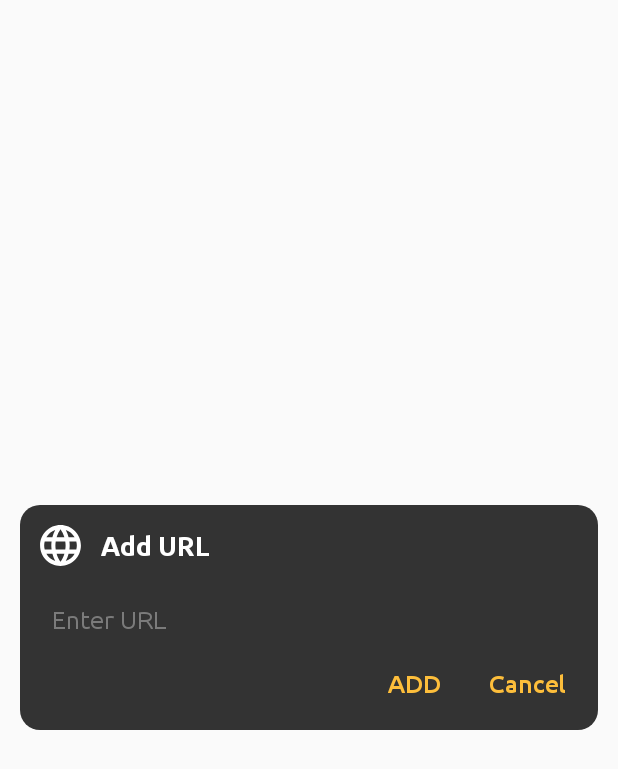
After one commit to Jvitaliy82/MyNotes, an Android app: the layout layout_add_url.xml on its own in the app's theme, with its tools: preview values and no code run, on a phone screen of 412 x 824 dp. The commit adds this screen. Shown: the top 769 px of the screen. Run offline under Robolectric (Android 15) with nearby library versions, the phone set to English and light mode, and no system bars.

Commit message:
add webUrl in Note

```diff
--- /dev/null
+++ b/app/src/main/res/drawable/background_dialog.xml
@@ -0,0 +1,8 @@
+<?xml version="1.0" encoding="utf-8"?>
+<shape xmlns:android="http://schemas.android.com/apk/res/android"
+    android:shape="rectangle">
+
+    <solid android:color="@color/colorDefaultColorNote" />
+    <corners android:radius="@dimen/_10sdp" />
+
+</shape>
--- /dev/null
+++ b/app/src/main/res/layout/layout_add_url.xml
@@ -0,0 +1,92 @@
+<?xml version="1.0" encoding="utf-8"?>
+<androidx.constraintlayout.widget.ConstraintLayout xmlns:android="http://schemas.android.com/apk/res/android"
+    xmlns:app="http://schemas.android.com/apk/res-auto"
+    android:id="@+id/layoutAddUrlContainer"
+    android:layout_width="match_parent"
+    android:layout_height="wrap_content"
+    android:layout_gravity="center"
+    android:layout_margin="@dimen/_10sdp"
+    android:background="@drawable/background_dialog">
+
+    <ImageView
+        android:id="@+id/imageAddUrl"
+        android:layout_width="@dimen/_25sdp"
+        android:layout_height="@dimen/_25sdp"
+        android:layout_marginStart="@dimen/_8sdp"
+        android:layout_marginTop="@dimen/_8sdp"
+        android:contentDescription="@string/app_name"
+        android:src="@drawable/ic_web_link"
+        app:layout_constraintStart_toStartOf="parent"
+        app:layout_constraintTop_toTopOf="parent"
+        app:tint="@color/white" />
+
+    <TextView
+        android:layout_width="0dp"
+        android:layout_height="wrap_content"
+        android:layout_marginStart="@dimen/_8sdp"
+        android:layout_marginEnd="@dimen/_8sdp"
+        android:fontFamily="@font/ubuntu_bold"
+        android:includeFontPadding="false"
+        android:text="@string/add_url"
+        android:textColor="@color/white"
+        android:textSize="@dimen/_14ssp"
+        app:layout_constraintBottom_toBottomOf="@id/imageAddUrl"
+        app:layout_constraintEnd_toEndOf="parent"
+        app:layout_constraintStart_toEndOf="@id/imageAddUrl"
+        app:layout_constraintTop_toTopOf="@id/imageAddUrl" />
+
+    <EditText
+        android:id="@+id/inputUrl"
+        android:layout_width="match_parent"
+        android:layout_height="@dimen/_35sdp"
+        android:layout_marginStart="@dimen/_8sdp"
+        android:layout_marginTop="@dimen/_8sdp"
+        android:layout_marginEnd="@dimen/_8sdp"
+        android:background="@null"
+        android:fontFamily="@font/ubuntu_regular"
+        android:gravity="center_vertical"
+        android:hint="@string/enter_url"
+        android:imeOptions="actionDone"
+        android:importantForAutofill="no"
+        android:includeFontPadding="false"
+        android:inputType="textUri"
+        android:paddingStart="@dimen/_8sdp"
+        android:paddingEnd="@dimen/_8sdp"
+        android:textColor="@color/white"
+        android:textColorHint="@color/colorTextHint"
+        android:textSize="@dimen/_13ssp"
+        app:layout_constraintTop_toBottomOf="@id/imageAddUrl" />
+
+    <TextView
+        android:id="@+id/textAdd"
+        android:layout_width="wrap_content"
+        android:layout_height="wrap_content"
+        android:layout_marginEnd="@dimen/_8sdp"
+        android:layout_marginBottom="@dimen/_8sdp"
+        android:fontFamily="@font/ubuntu_medium"
+        android:includeFontPadding="false"
+        android:padding="@dimen/_8sdp"
+        android:text="@string/add"
+        android:textColor="@color/colorAccent"
+        android:textSize="@dimen/_13ssp"
+        app:layout_constraintBottom_toBottomOf="parent"
+        app:layout_constraintEnd_toStartOf="@id/textCancel"
+        app:layout_constraintTop_toBottomOf="@id/inputUrl" />
+
+    <TextView
+        android:id="@+id/textCancel"
+        android:layout_width="wrap_content"
+        android:layout_height="wrap_content"
+        android:layout_marginEnd="@dimen/_8sdp"
+        android:layout_marginBottom="@dimen/_8sdp"
+        android:fontFamily="@font/ubuntu_medium"
+        android:includeFontPadding="false"
+        android:padding="@dimen/_8sdp"
+        android:text="@string/cancel"
+        android:textColor="@color/colorAccent"
+        android:textSize="@dimen/_13ssp"
+        app:layout_constraintBottom_toBottomOf="parent"
+        app:layout_constraintEnd_toEndOf="parent"
+        app:layout_constraintTop_toBottomOf="@id/inputUrl" />
+
+</androidx.constraintlayout.widget.ConstraintLayout>
--- a/app/src/main/res/values/strings.xml
+++ b/app/src/main/res/values/strings.xml
@@ -11,4 +11,10 @@
     <string name="pick_color">pick_color</string>
     <string name="add_image">add image</string>
     <string name="require_permission_read_storage">you need to accept read storage permissions to use this function.</string>
+    <string name="add_url">Add URL</string>
+    <string name="enter_url">Enter URL</string>
+    <string name="enter_valid_url">Enter valid URL</string>
+    <string name="add">ADD</string>
+    <string name="cancel">Cancel</string>
+
 </resources>
```
Also changed, not shown: app/src/main/java/com/jdeveloperapps/noteapp/ui/fragments/AddNoteFragment.kt (+63 -2 lines), app/src/main/res/layout/fragment_add_note.xml (+26 -2 lines), app/src/main/res/layout/layout_miscellaneous.xml (+32 -3 lines), 1 other file.
